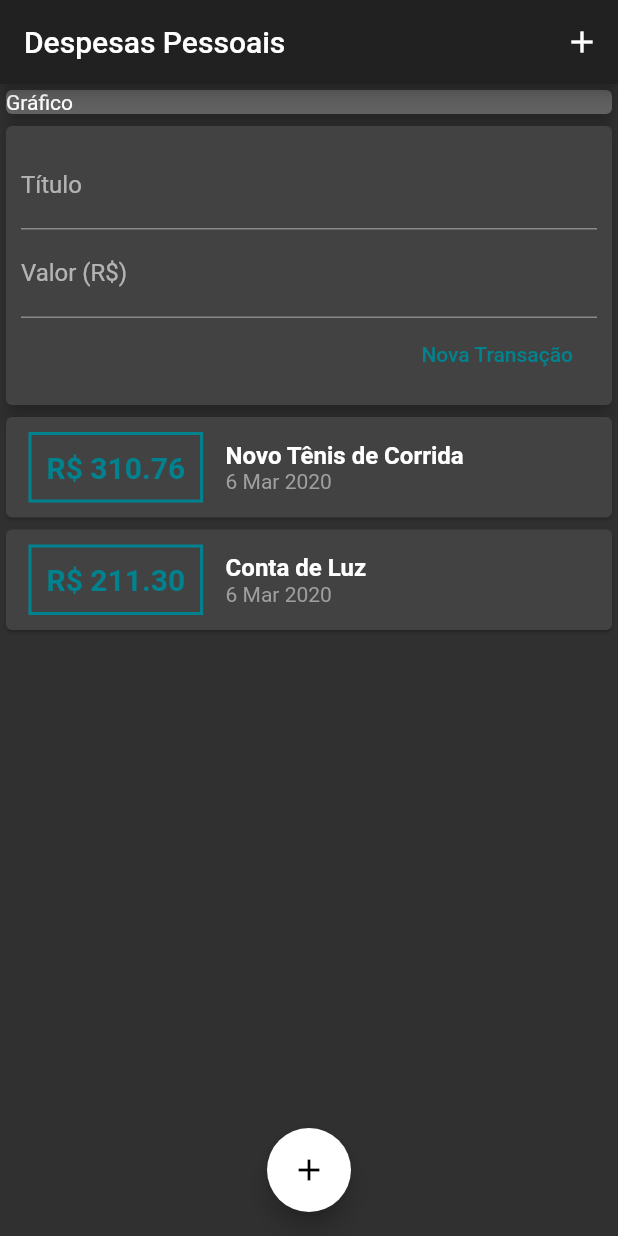
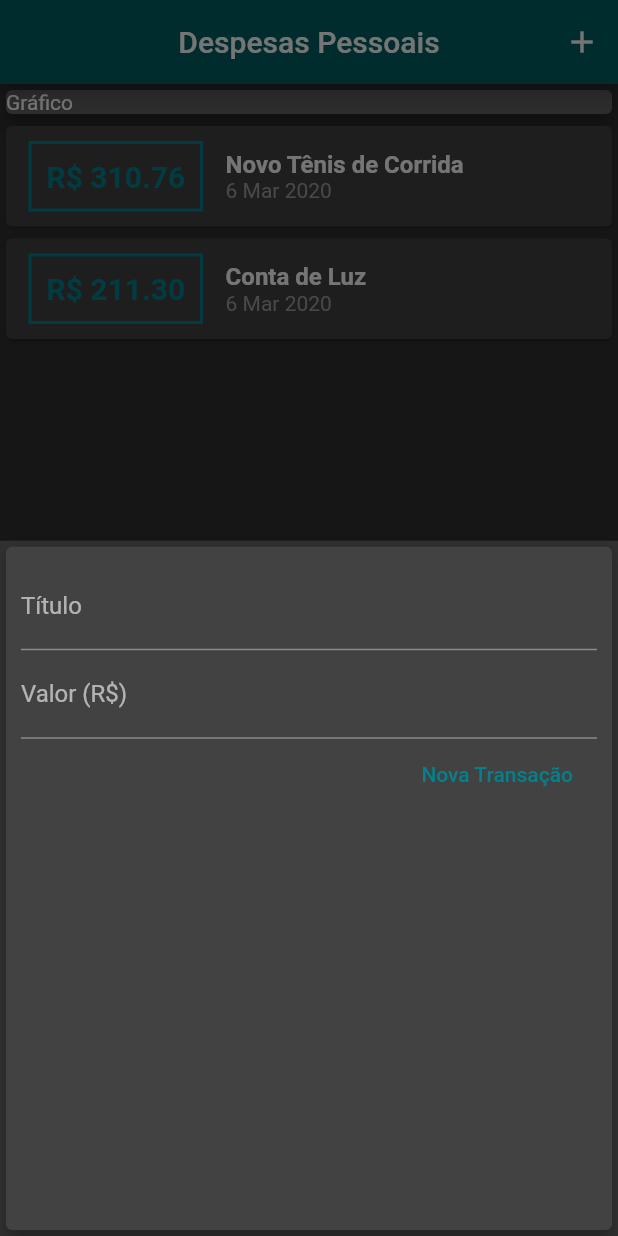
Before and after one commit to lucasgaldinomota/flutter_despesas, a Flutter app: the screen it shows after launch, after a tap on the "add" icon, on a phone screen of 412 x 824 dp. Run offline on Flutter 3.47's test engine with Material 2 defaults, Android fonts, the light colour scheme and no system bars.

Commit message:
Another day

```diff
--- a/expenses/lib/components/transaction_form.dart
+++ b/expenses/lib/components/transaction_form.dart
@@ -1,12 +1,18 @@
 import 'package:flutter/material.dart';
 
-class TransactionForm extends StatelessWidget {
-  final titleController = TextEditingController();
-  final valueController = TextEditingController();
-
+class TransactionForm extends StatefulWidget {
   final void Function(String, double) onSubmit;
 
   TransactionForm(this.onSubmit);
+
+  @override
+  _TransactionFormState createState() => _TransactionFormState();
+}
+
+class _TransactionFormState extends State<TransactionForm> {
+  final titleController = TextEditingController();
+
+  final valueController = TextEditingController();
 
   _submitForm() {
     final title = titleController.text;
@@ -16,7 +22,7 @@ class TransactionForm extends StatelessWidget {
       return;
     }
 
-    onSubmit(title, value);
+    widget.onSubmit(title, value);
   }
 
   @override
--- a/expenses/lib/components/transaction_user.dart
+++ /dev/null
@@ -1,50 +0,0 @@
-import 'dart:math';
-import 'package:flutter/material.dart';
-import '../models/transaction.dart';
-import 'transaction_form.dart';
-import 'transaction_list.dart';
-
-class TransactionUser extends StatefulWidget {
-  @override
-  _TransactionUserState createState() => _TransactionUserState();
-}
-
-class _TransactionUserState extends State<TransactionUser> {
-  final _transactions = [
-    Transaction(
-      id: 't1',
-      title: 'Novo Tênis de Corrida',
-      value: 310.76,
-      date: DateTime.now(),
-    ),
-    Transaction(
-      id: 't2',
-      title: 'Conta de Luz',
-      value: 211.30,
-      date: DateTime.now(),
-    ),
-  ];
-
-  _addTransaction(String title, double value) {
-    final newTransaction = Transaction(
-      id: Random().nextDouble().toString(),
-      title: title,
-      value: value,
-      date: DateTime.now(),
-    );
-
-    setState(() {
-      _transactions.add(newTransaction);
-    });
-  }
-
-  @override
-  Widget build(BuildContext context) {
-    return Column(
-      children: [
-        TransactionForm(_addTransaction),
-        TransactionList(_transactions),
-      ],
-    );
-  }
-}
--- a/expenses/lib/main.dart
+++ b/expenses/lib/main.dart
@@ -1,6 +1,10 @@
+import 'package:expenses/components/transaction_form.dart';
 import 'package:flutter/material.dart';
 import 'package:flutter/services.dart';
-import 'components/transaction_user.dart';
+import 'dart:math';
+import 'models/transaction.dart';
+import 'components/transaction_form.dart';
+import 'components/transaction_list.dart';
 
 main() => runApp(ExpensesApp());
 
@@ -8,7 +12,7 @@ class ExpensesApp extends StatelessWidget {
   @override
   Widget build(BuildContext context) {
     SystemChrome.setSystemUIOverlayStyle(SystemUiOverlayStyle(
-      statusBarColor: Color(0xFF212121),
+      statusBarColor: Colors.cyan[900],
       systemNavigationBarColor: Color(0xFF303030),
     ));
     return MaterialApp(
@@ -22,16 +26,61 @@ class ExpensesApp extends StatelessWidget {
   }
 }
 
-class MyHomePage extends StatelessWidget {
+class MyHomePage extends StatefulWidget {
+  @override
+  _MyHomePageState createState() => _MyHomePageState();
+}
+
+class _MyHomePageState extends State<MyHomePage> {
+  final _transactions = [
+    Transaction(
+      id: 't1',
+      title: 'Novo Tênis de Corrida',
+      value: 310.76,
+      date: DateTime.now(),
+    ),
+    Transaction(
+      id: 't2',
+      title: 'Conta de Luz',
+      value: 211.30,
+      date: DateTime.now(),
+    ),
+  ];
+
+  _addTransaction(String title, double value) {
+    final newTransaction = Transaction(
+      id: Random().nextDouble().toString(),
+      title: title,
+      value: value,
+      date: DateTime.now(),
+    );
+
+    setState(() {
+      _transactions.add(newTransaction);
+    });
+
+    Navigator.of(context).pop();
+  }
+
+  _openTransactionFormModal(BuildContext context) {
+    showModalBottomSheet(
+        context: context,
+        builder: (_) {
+          return TransactionForm(_addTransaction);
+        });
+  }
+
   @override
   Widget build(BuildContext context) {
     return Scaffold(
       appBar: AppBar(
+        backgroundColor: Colors.cyan[900],
         title: Text('Despesas Pessoais'),
+        centerTitle: true,
         actions: [
           IconButton(
             icon: Icon(Icons.add),
-            onPressed: () {},
+            onPressed: () => _openTransactionFormModal(context),
           ),
         ],
       ),
@@ -46,15 +95,16 @@ class MyHomePage extends StatelessWidget {
                 child: Text('Gráfico'),
               ),
             ),
-            TransactionUser(),
+            TransactionList(_transactions),
           ],
         ),
       ),
       floatingActionButton: FloatingActionButton(
         child: Icon(Icons.add),
-        onPressed: () {},
+        onPressed: () => _openTransactionFormModal(context),
+        backgroundColor: Colors.cyan[800],
       ),
-      floatingActionButtonLocation: FloatingActionButtonLocation.centerFloat,
+      floatingActionButtonLocation: FloatingActionButtonLocation.endFloat,
     );
   }
 }
```
